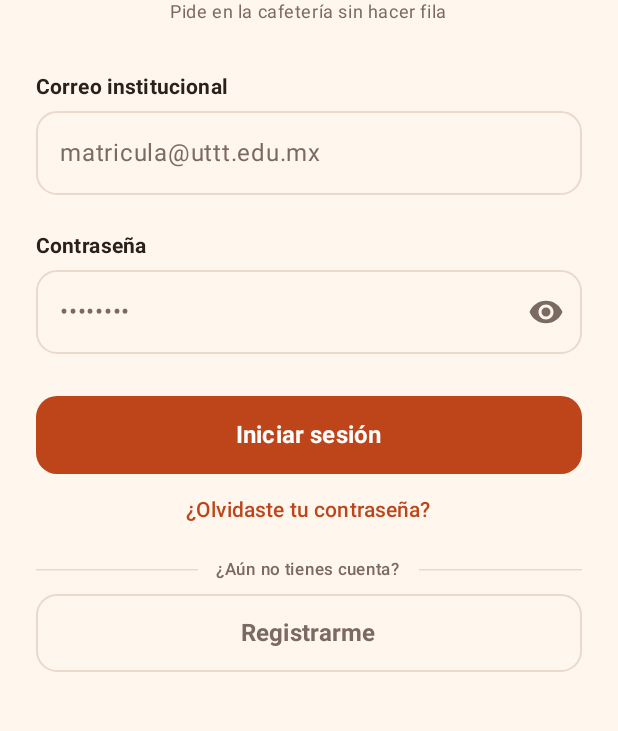
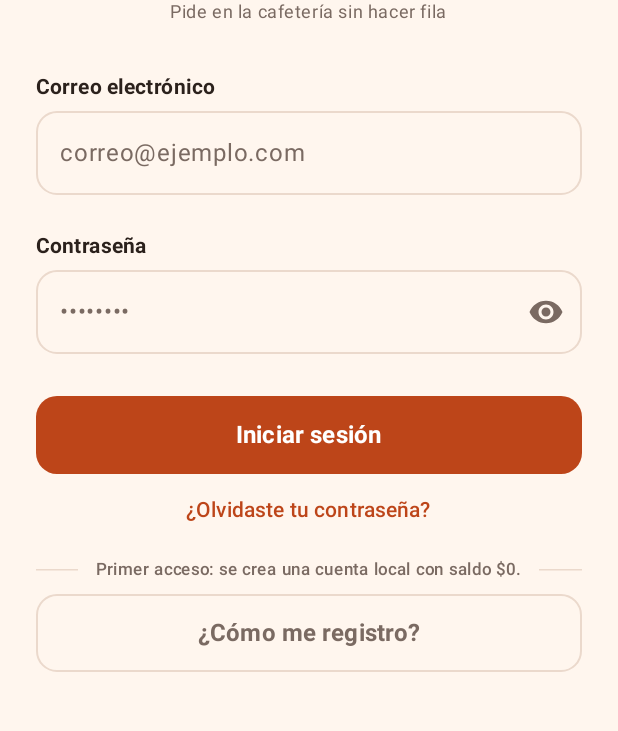
Before and after one commit to marcoquijano1887-rgb/CafeteriaUTTT, an Android app built with Jetpack Compose: the composable CafeApp shown on its own in the app's theme, on a phone screen of 412 x 824 dp, the part 303-1034 px from its top. Run offline under Robolectric (Android 15) with nearby library versions, the phone set to English and light mode, and no system bars; our stand-ins replace Dagger/Hilt's generated code; 2 statements that could not run were skipped.

Commit message:
Etapa 5: Ajustes finales de repositorio y pruebas de login

```diff
--- a/app/src/main/java/mx/uttt/cafeuttt/data/repository/RepositoryImpl.kt
+++ b/app/src/main/java/mx/uttt/cafeuttt/data/repository/RepositoryImpl.kt
@@ -72,6 +72,8 @@ class OrderRepositoryImp @Inject constructor(
 @Singleton
 class UserRepositoryImp @Inject constructor(private val userDao: UserDao) : UserRepository {
     override fun observeUser(id: Int): Flow<User?> = userDao.observarUsuario(id).map { it?.toDomain() }
+    override fun findByEmail(email: String): Flow<User?> =
+        userDao.buscarPorCorreo(email.trim()).map { it?.toDomain() }
     override fun authenticate(email: String, password: String): Flow<User?> =
         userDao.buscarPorCorreo(email.trim()).map { row ->
             withContext(Dispatchers.Default) {
--- a/app/src/main/java/mx/uttt/cafeuttt/domain/repository/Repositories.kt
+++ b/app/src/main/java/mx/uttt/cafeuttt/domain/repository/Repositories.kt
@@ -35,6 +35,7 @@ interface OrderRepository {
 
 interface UserRepository {
     fun observeUser(id: Int): Flow<User?>
+    fun findByEmail(email: String): Flow<User?>
     fun authenticate(email: String, password: String): Flow<User?>
     suspend fun register(user: User, password: String): Int
     suspend fun update(user: User)
--- a/app/src/main/java/mx/uttt/cafeuttt/ui/screens/LoginScreen.kt
+++ b/app/src/main/java/mx/uttt/cafeuttt/ui/screens/LoginScreen.kt
@@ -117,13 +117,13 @@ fun LoginScreen(state: CafeUiState, onLogin: (String, String) -> Unit) {
             Spacer(Modifier.height(32.dp))
 
             // Correo
-            Text("Correo institucional", Modifier.fillMaxWidth(), style = MaterialTheme.typography.labelLarge, fontWeight = FontWeight.Bold)
+            Text("Correo electrónico", Modifier.fillMaxWidth(), style = MaterialTheme.typography.labelLarge, fontWeight = FontWeight.Bold)
             Spacer(Modifier.height(6.dp))
             OutlinedTextField(
                 value = email,
                 onValueChange = { email = it; emailError = null },
                 modifier = Modifier.fillMaxWidth(),
-                placeholder = { Text("matricula@uttt.edu.mx") },
+                placeholder = { Text("correo@ejemplo.com") },
                 singleLine = true,
                 shape = fieldShape,
                 isError = emailError != null,
@@ -184,7 +184,7 @@ fun LoginScreen(state: CafeUiState, onLogin: (String, String) -> Unit) {
             ) {
                 HorizontalDivider(Modifier.weight(1f))
                 Text(
-                    "¿Aún no tienes cuenta?",
+                    "Primer acceso: se crea una cuenta local con saldo $0.",
                     style = MaterialTheme.typography.labelSmall,
                     color = MaterialTheme.colorScheme.onSurfaceVariant
                 )
@@ -192,11 +192,11 @@ fun LoginScreen(state: CafeUiState, onLogin: (String, String) -> Unit) {
             }
 
             OutlinedButton(
-                onClick = { soon("El registro estará disponible pronto") },
+                onClick = { soon("Escribe cualquier correo válido y pulsa Iniciar sesión para crear tu cuenta local") },
                 modifier = Modifier.fillMaxWidth().height(52.dp),
                 shape = RoundedCornerShape(14.dp)
             ) {
-                Text("Registrarme", fontWeight = FontWeight.Bold, fontSize = 16.sp)
+                Text("¿Cómo me registro?", fontWeight = FontWeight.Bold, fontSize = 16.sp)
             }
 
             Spacer(Modifier.height(24.dp))
```
Also changed, not shown: app/src/main/java/mx/uttt/cafeuttt/ui/CafeViewModel.kt (+28 -1 lines), 1 other file.
